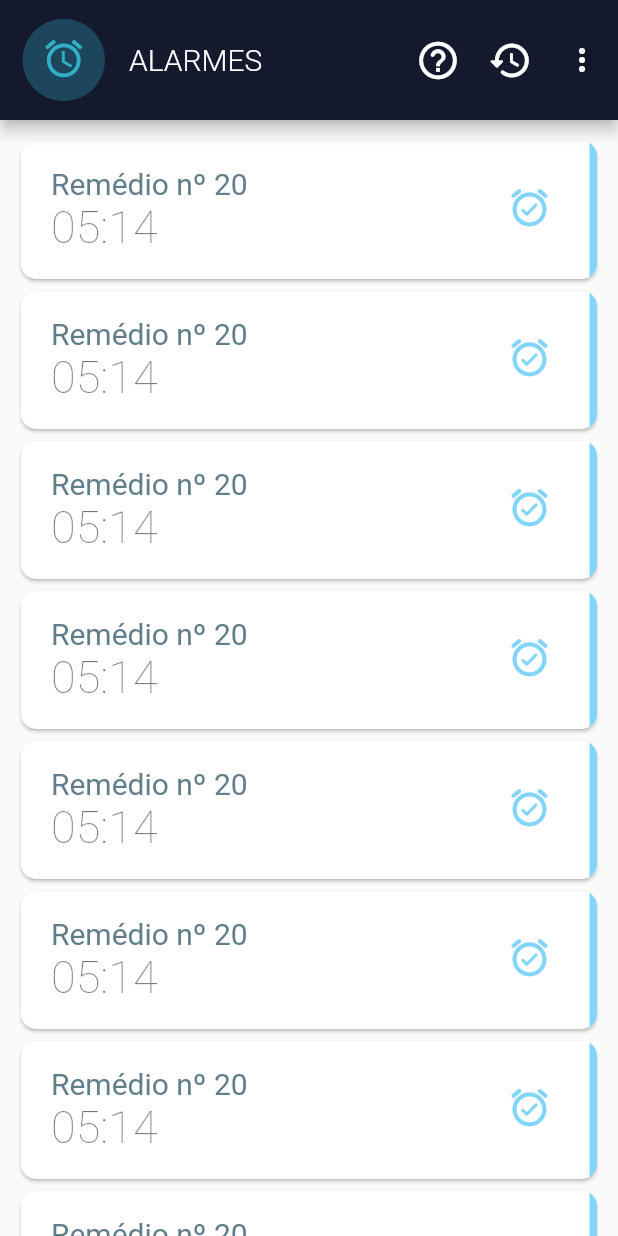
After one commit to raffamoreiramano/observe, a Flutter app: the AlarmsPage screen opened directly, on a phone screen of 412 x 824 dp. The commit adds this screen. Run offline on Flutter 3.47's test engine with Material 2 defaults, Android fonts, the phone set to English and light mode, and no system bars; drawn by our look-alikes of flutter_slidable; our stand-ins replace dio, firebase_auth, firebase_core, flutter_svg, get, mask_text_input_formatter and 1 more; accounts and stored records are empty; network calls fail.

Commit message:
Ficha médica, modelo, card e página dos alarmes

```diff
--- /dev/null
+++ b/lib/models/alarme.dart
@@ -0,0 +1,11 @@
+import 'package:observe/models/remedio.dart';
+
+class Alarme {
+  final Remedio remedio;
+  int  id;
+  int get horas => remedio.horario.hour;
+  int get minutos => remedio.horario.minute;
+  bool ligado;
+
+  Alarme({this.remedio, this.ligado =  true});
+}
--- a/lib/repositories/medico_repository.dart
+++ b/lib/repositories/medico_repository.dart
@@ -1,3 +1,4 @@
+import 'package:observe/classes/api_response.dart';
 import 'package:observe/models/medico.dart';
 import 'package:observe/services/api.dart';
 
--- a/lib/repositories/paciente_repository.dart
+++ b/lib/repositories/paciente_repository.dart
@@ -1,3 +1,4 @@
+import 'package:observe/classes/api_response.dart';
 import 'package:observe/models/paciente.dart';
 import 'package:observe/services/api.dart';
 
--- a/lib/repositories/receita_repository.dart
+++ b/lib/repositories/receita_repository.dart
@@ -1,3 +1,4 @@
+import 'package:observe/classes/api_response.dart';
 import 'package:observe/models/receita.dart';
 import 'package:observe/services/api.dart';
 
--- a/lib/repositories/usuario_repository.dart
+++ b/lib/repositories/usuario_repository.dart
@@ -1,3 +1,4 @@
+import 'package:observe/classes/api_response.dart';
 import 'package:observe/models/usuario.dart';
 import 'package:observe/services/api.dart';
 
--- /dev/null
+++ b/lib/views/paciente/alarmes.dart
@@ -0,0 +1,139 @@
+import 'dart:math';
+import 'package:observe/models/alarme.dart';
+import 'package:observe/widgets/card_alarme.dart';
+import 'package:flutter/material.dart';
+import 'package:observe/classes/colors.dart';
+import 'package:observe/models/remedio.dart';
+
+class AlarmsPage extends StatefulWidget {
+  @override
+  _AlarmsPageState createState() => _AlarmsPageState();
+}
+
+class _AlarmsPageState extends State<AlarmsPage> {
+  List<Remedio> _listaTeste = List<Remedio>.generate(10, (index) {
+    var rng = Random();
+    return Remedio(
+      nome: 'Remédio nº ${rng.nextInt(100).toString()}',
+      horario: TimeOfDay(hour: rng.nextInt(24), minute: rng.nextInt(24)),
+      medida: rng.nextBool() ? 'unidade' : 'ml',
+      quantia: (rng.nextDouble() * 10),
+    );
+  });
+
+  @override
+  void initState() {
+    super.initState();
+    _listaTeste.sort((r1, r2) {
+      final int h1 = r1.horario.hour;
+      final int h2 = r2.horario.hour;
+      final int m1 = r1.horario.minute;
+      final int m2 = r2.horario.minute;
+
+      return DateTime(0, 0, 0, h1, m1).compareTo(DateTime(0, 0, 0, h2, m2)) * -1;
+    });
+  }
+
+  @override
+  Widget build(BuildContext context) {
+    // Paciente _paciente = context.select<Preferences, Paciente>((preferences) => preferences.paciente);
+    // Usuario _usuario = context.select<Preferences, Usuario>((preferences) => preferences.usuario);
+
+    return Scaffold(
+      body: CustomScrollView(
+        slivers: [
+          SliverAppBar(
+            forceElevated: true,
+            floating: true,
+            backgroundColor: ObserveColors.dark,
+            toolbarHeight: 80,
+            leadingWidth: 70,
+            leading: Container(
+              margin: EdgeInsets.only(left: 15),
+              child: CircleAvatar(
+                backgroundColor: ObserveColors.aqua[30],
+                foregroundColor: ObserveColors.aqua,
+                child: Padding(
+                  padding: EdgeInsets.only(bottom: 2.5),
+                  child: Icon(
+                    Icons.alarm,
+                    size: 30,
+                  ),
+                ),
+              ),
+            ),
+            title: Column(
+              crossAxisAlignment: CrossAxisAlignment.start,
+              children: [
+                Text(
+                  'ALARMES',
+                  style: TextStyle(
+                    fontWeight: FontWeight.w300,
+                    fontSize: 20,
+                  ),
+                ),
+              ],
+            ),
+            actions: [
+              IconButton(
+                tooltip: 'Ajuda',
+                onPressed: () {
+
+                },
+                icon: Icon(
+                  Icons.help_outline_rounded,
+                  size: 30,
+                ),
+              ),
+              IconButton(
+                tooltip: 'Recuperar alarmes',
+                onPressed: () {
+
+                },
+                icon: Icon(
+                  Icons.history_rounded,
+                  size: 30,
+                ),
+              ),
+              PopupMenuButton(
+                tooltip: 'Mostrar menu',
+                itemBuilder: (context) => [
+                  PopupMenuItem(
+                    child: Text('Editar ficha')
+                  ),
+                ],
+                onSelected: (_) {
+
+                },
+              )
+            ],
+          ),
+          SliverToBoxAdapter(
+            child: ListView.builder(
+              padding: EdgeInsets.only(
+                top: 10,
+                right: 10,
+                bottom: 130,
+                left: 10,
+              ),
+              shrinkWrap: true,
+              physics: NeverScrollableScrollPhysics(),
+              itemCount: _listaTeste.length,
+              itemBuilder: (context, index) {
+                return CardAlarme(
+                  index: index,
+                  alarme: Alarme(
+                    remedio: _listaTeste[index],
+                  ),
+                  callback: () {
+
+                  },
+                );
+              },
+            ),
+          )
+        ],
+      ),
+    );
+  }
+}
--- a/lib/views/paciente/formulario_paciente.dart
+++ b/lib/views/paciente/formulario_paciente.dart
@@ -1,6 +1,7 @@
 import 'package:flutter/material.dart';
 import 'package:get/get.dart';
 import 'package:mask_text_input_formatter/mask_text_input_formatter.dart';
+import 'package:observe/classes/api_response.dart';
 import 'package:observe/classes/colors.dart';
 import 'package:observe/classes/enums.dart';
 import 'package:observe/helpers/preferences.dart';
@@ -8,7 +9,6 @@ import 'package:observe/models/paciente.dart';
 import 'package:observe/models/usuario.dart';
 import 'package:observe/repositories/paciente_repository.dart';
 import 'package:observe/repositories/usuario_repository.dart';
-import 'package:observe/services/api.dart';
 import 'package:observe/widgets/input_decoration.dart';
 import 'package:observe/widgets/loader.dart';
 import 'package:provider/provider.dart';
--- /dev/null
+++ b/lib/widgets/card_alarme.dart
@@ -0,0 +1,105 @@
+import 'package:flutter/material.dart';
+import 'package:flutter_slidable/flutter_slidable.dart';
+import 'package:observe/classes/colors.dart';
+import 'package:observe/models/alarme.dart';
+
+class CardAlarme extends StatefulWidget {
+  final int index;
+  final Alarme alarme;
+  final Function callback;
+  CardAlarme({this.index, this.alarme, this.callback});
+
+  @override
+  _CardAlarmeState createState() => _CardAlarmeState(this.alarme.horas, this.alarme.minutos, this.alarme.ligado);
+}
+
+class _CardAlarmeState extends State<CardAlarme> {
+  int _horas;
+  int _minutos;
+  bool _ligado;
+
+  _CardAlarmeState(this._horas, this._minutos, this._ligado);
+
+  ligar() {
+    setState(() {
+      _ligado = !_ligado;
+    });
+  }
+
+  @override
+  Widget build(BuildContext context) {
+    final horas = _horas < 10 ? '0' + _horas.toString() : _horas.toString();
+    final minutos = _minutos < 10 ? '0' + _minutos.toString() : _minutos.toString();
+
+    return Card(
+      clipBehavior: Clip.antiAlias,
+      shape: RoundedRectangleBorder(
+        borderRadius: BorderRadius.circular(10),
+      ),
+      child: Slidable(
+        key: Key(widget.index.toString()),
+        actionPane: SlidableScrollActionPane(),
+        actions: [
+          IconSlideAction(
+            closeOnTap: true,
+            foregroundColor: Colors.white,
+            icon: Icons.auto_delete_rounded,
+            caption: 'Remover',
+            color: Colors.deepOrangeAccent[700],
+          ),
+          IconSlideAction(
+            closeOnTap: true,
+            foregroundColor: Colors.white,
+            icon: Icons.av_timer_rounded,
+            caption: 'Editar',
+            color: ObserveColors.aqua,
+          ),
+        ],
+        child: Container(
+          decoration: BoxDecoration(
+            border: Border(
+              right: BorderSide(
+                color: _ligado ? Colors.lightBlue[200] : Colors.blueGrey[200],
+                width: 5,
+              )
+            )
+          ),
+          child: ListTile(
+            contentPadding: EdgeInsets.symmetric(vertical: 10, horizontal: 20),
+            title: Text(
+              widget.alarme.remedio.nome,
+              style: TextStyle(
+                fontSize: 20,
+                fontWeight: FontWeight.normal,
+                color: Colors.blueGrey,
+              ),
+            ),
+            subtitle: Text(
+              '$horas:$minutos',
+              style: TextStyle(
+                fontSize: 30,
+                fontWeight: FontWeight.w200
+              ),
+            ),
+            trailing: Container(
+              padding: EdgeInsets.only(
+                top: 0,
+                bottom: 3,
+                right: 5,
+                left: 5,
+              ),
+              child: Icon(
+                _ligado ? Icons.alarm_on_rounded : Icons.alarm_off_rounded,
+                size: 30,
+                color: _ligado ? Colors.lightBlue[200] : Colors.blueGrey[200],
+              ),
+            ),
+            onTap: () {
+              ligar();
+            },
+          ),
+        ),
+      ),
+    );
+  }
+}
--- a/pubspec.yaml
+++ b/pubspec.yaml
@@ -34,6 +34,7 @@ dependencies:
   provider: ^4.3.2+2
   shared_preferences: ^0.5.12+4
   mask_text_input_formatter: ^1.1.0
+  flutter_slidable: ^0.5.7
 
 
   # The following adds the Cupertino Icons font to your application.
```
Also changed, not shown: lib/classes/api_response.dart (added, +19 -0 lines), lib/models/remedio.dart (+1 -7 lines), lib/services/api.dart (+2 -19 lines), lib/views/paciente/ficha_medica.dart (added, +257 -0 lines), lib/views/paciente/main_page.dart (+20 -6 lines), pubspec.lock.
